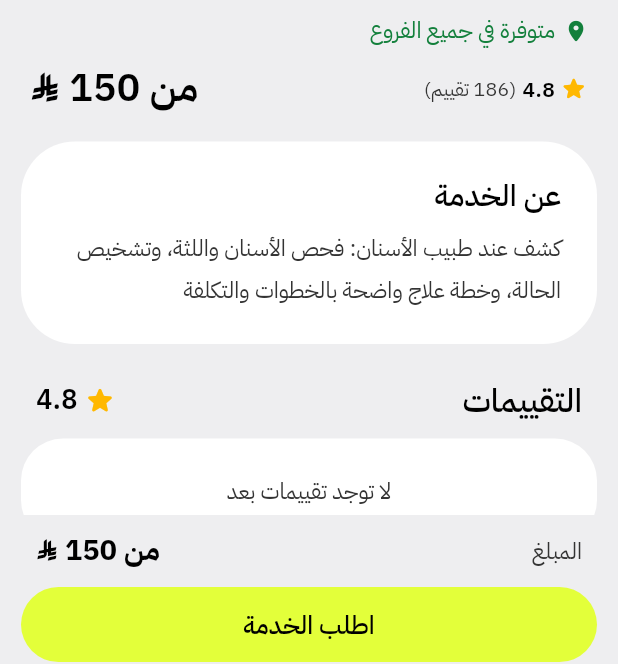
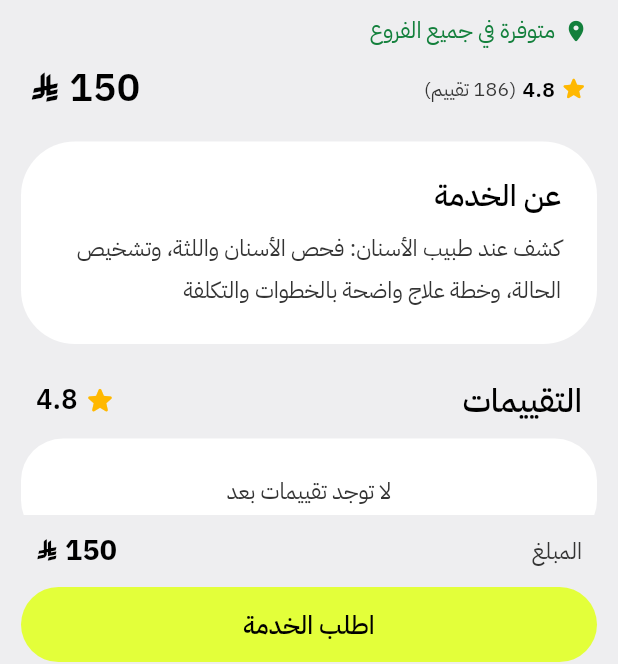
Before and after one commit to abu-abdullah-alghamdi/Clinics-App, a Flutter app: the ServiceScreen screen opened directly with sample values from the repository, on a phone screen of 412 x 824 dp. Shown: the part 556-1220 px from the top of the screen. Run offline on Flutter 3.47's test engine with Material 3 defaults, Android fonts, the phone set to English and light mode, and no system bars; our stand-ins replace cupertino_native_better, flutter_local_notifications, share_plus, shared_preferences, timezone; missing offline and left inert: add_2_calendar; accounts and stored records are empty; statements that could not run were skipped.

Commit message:
السعر بدون "من" [skip ci]
Co-Authored-By: Claude Opus 5.5 <noreply@anthropic.com>
Claude-Session: https://claude.ai/code/session_013i99uLUE7TyRCX4e6br9yw

```diff
--- a/lib/services_data.dart
+++ b/lib/services_data.dart
@@ -373,11 +373,11 @@ List<Service> servicesOf(Doctor d) => [
   return (min: prices.first, max: prices.last);
 }
 
-/// نص السعر: المبلغ بالضبط، أو "من" لو يختلف حسب الطبيب
+/// نص السعر: المبلغ مع الطبيب، ومع "الطبيب المتاح" أقل مبلغ
 String priceLabel(Service sv, {Doctor? doctor, String? branchId}) {
   if (doctor != null) return money(sv.priceWith(doctor));
   final r = priceRange(sv, branchId: branchId);
-  return r.min == r.max ? money(r.min) : 'من ${money(r.min)}';
+  return money(r.min);
 }
 
 extension BookingDetails on Booking {
```
Also changed, not shown: 1 other file.
